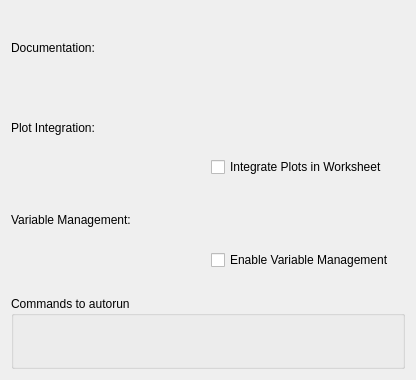
KDE/cantor, file src/backends/R/settings.ui: the form before one commit.
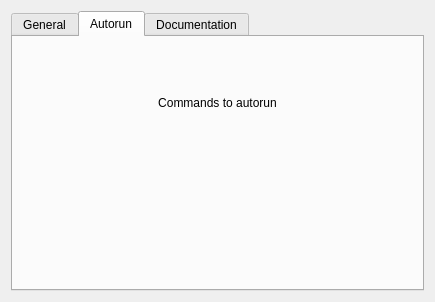
The form after the commit. The open tabs and pages were chosen to show the change. Custom widgets are drawn as their Qt base class.

Commit message: Redesigned settings widgets for R and Julia.

```diff
--- a/src/backends/R/settings.ui
+++ b/src/backends/R/settings.ui
@@ -6,10 +6,20 @@
    <rect>
     <x>0</x>
     <y>0</y>
-    <width>416</width>
-    <height>380</height>
+    <width>435</width>
+    <height>302</height>
    </rect>
   </property>
+  <layout class="QVBoxLayout" name="verticalLayout_2">
+   <item>
+    <widget class="QTabWidget" name="tabWidget">
+     <property name="currentIndex">
+      <number>0</number>
+     </property>
+     <widget class="QWidget" name="tabGeneral">
+      <attribute name="title">
+       <string>General</string>
+      </attribute>
   <layout class="QGridLayout" name="gridLayout">
    <item row="0" column="0">
     <widget class="QLabel" name="label2">
@@ -35,7 +45,7 @@
      </property>
     </widget>
    </item>
-   <item row="1" column="1" rowspan="2">
+       <item row="1" column="1">
     <widget class="QCheckBox" name="kcfg_integratePlots">
      <property name="toolTip">
       <string>If enabled, plots will be shown inside of the worksheet. Otherwise, plots will be shown in an external window.</string>
@@ -45,14 +55,14 @@
      </property>
     </widget>
    </item>
-   <item row="2" column="0" rowspan="2">
+       <item row="2" column="0">
     <widget class="QLabel" name="lVariableManagement">
      <property name="text">
       <string>Variable Management:</string>
      </property>
     </widget>
    </item>
-   <item row="3" column="1">
+       <item row="2" column="1">
     <widget class="QCheckBox" name="kcfg_variableManagement">
      <property name="toolTip">
       <string>Monitor the creation and destruction of variables and show the existing variables in the variable panel.</string>
@@ -62,35 +72,49 @@
      </property>
     </widget>
    </item>
-   <item row="4" column="0">
+       <item row="3" column="0">
     <spacer name="verticalSpacer_3">
      <property name="orientation">
       <enum>Qt::Vertical</enum>
      </property>
      <property name="sizeType">
-      <enum>QSizePolicy::Fixed</enum>
+          <enum>QSizePolicy::Expanding</enum>
      </property>
      <property name="sizeHint" stdset="0">
       <size>
        <width>20</width>
-       <height>20</height>
+           <height>130</height>
       </size>
      </property>
     </spacer>
    </item>
-   <item row="5" column="0" colspan="2">
-    <widget class="QGroupBox" name="groupBox">
-     <property name="toolTip">
-      <string>Commands to automatically run on start. They can be useful for loading needed modules, changing environment, etc.</string>
-     </property>
-     <property name="title">
+      </layout>
+     </widget>
+     <widget class="QWidget" name="tabAutorun">
+      <attribute name="title">
+       <string>Autorun</string>
+      </attribute>
+      <layout class="QVBoxLayout" name="verticalLayout">
+       <item>
+        <widget class="QLabel" name="lAutorun">
+         <property name="text">
       <string>Commands to autorun</string>
      </property>
-     <layout class="QVBoxLayout" name="verticalLayoutScripts">
+         <property name="alignment">
+          <set>Qt::AlignCenter</set>
+         </property>
+        </widget>
+       </item>
       <item>
        <widget class="KEditListWidget" name="kcfg_autorunScripts"/>
       </item>
      </layout>
+     </widget>
+     <widget class="QWidget" name="tabDocumentation">
+      <attribute name="title">
+       <string>Documentation</string>
+      </attribute>
+     </widget>
     </widget>
    </item>
   </layout>
```
Lines whose indentation alone changed are shown as unchanged. The commit also changes 12 other files.
